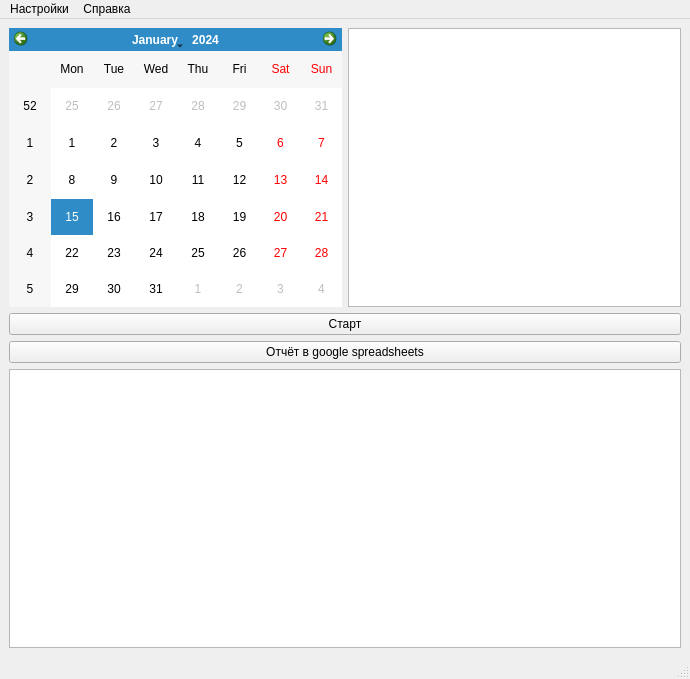
The window that redcardsdesigner.ui (egorshustov/pyredcards) describes before a commit, drawn with Qt 5.
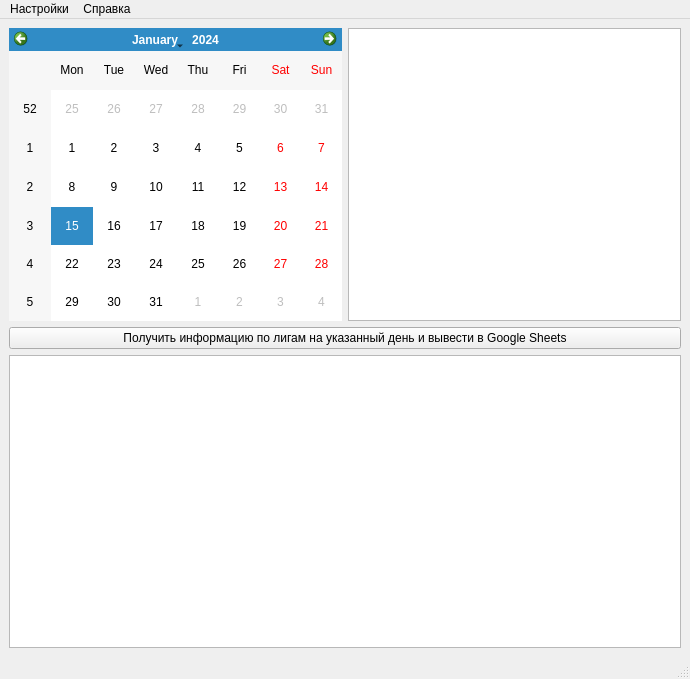
The same window after the commit. Icons and pictures are not drawn.

The edit to the form file:
```diff
--- a/redcardsdesigner.ui
+++ b/redcardsdesigner.ui
@@ -36,14 +36,7 @@
     <item>
      <widget class="QPushButton" name="startButton">
       <property name="text">
-       <string>Старт</string>
-      </property>
-     </widget>
-    </item>
-    <item>
-     <widget class="QPushButton" name="reportButton">
-      <property name="text">
-       <string>Отчёт в google spreadsheets</string>
+       <string>Получить информацию по лигам на указанный день и вывести в Google Sheets</string>
       </property>
      </widget>
     </item>
```
